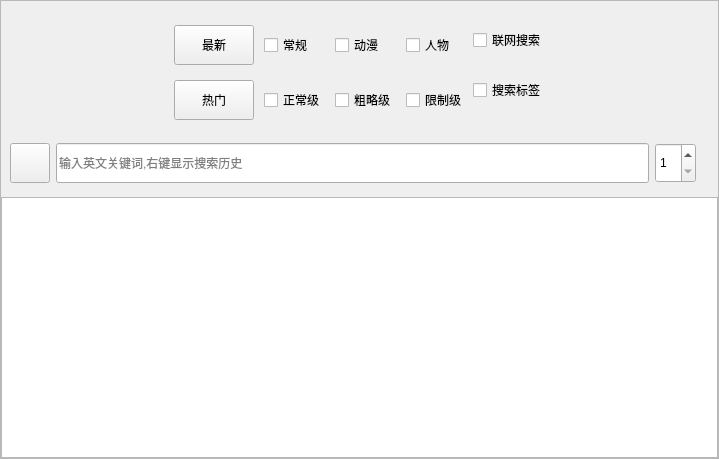
Old version of the form FrameFlow/SubAPI/WallHaven/Desktop/SearchPage/DesignFile/SearchPage.ui in the repository YUN-LJ/FrameFlow.
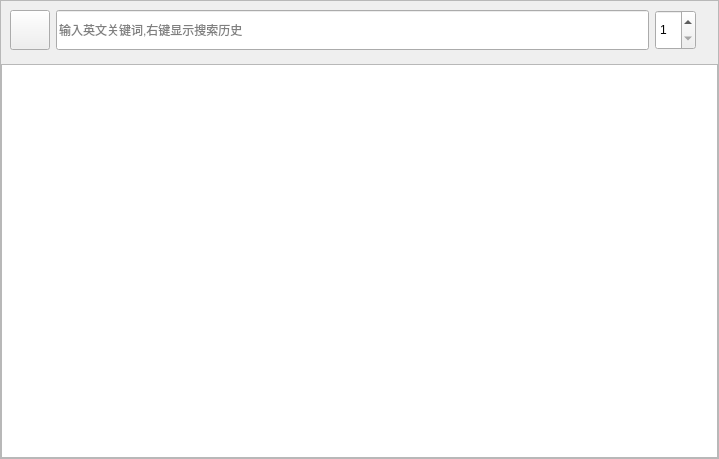
New version of the form. Custom widgets are drawn as their Qt base class.

```diff
--- a/FrameFlow/SubAPI/WallHaven/Desktop/SearchPage/DesignFile/SearchPage.ui
+++ b/FrameFlow/SubAPI/WallHaven/Desktop/SearchPage/DesignFile/SearchPage.ui
@@ -60,7 +60,7 @@
         <number>0</number>
        </property>
        <item>
-        <layout class="QVBoxLayout" name="verticalLayout" stretch="0,0,1">
+        <layout class="QVBoxLayout" name="verticalLayout" stretch="0,1">
          <property name="spacing">
           <number>5</number>
          </property>
@@ -76,194 +76,6 @@
          <property name="bottomMargin">
           <number>0</number>
          </property>
-         <item>
-          <widget class="SidebarWidget" name="widget_search_params" native="true">
-           <property name="minimumSize">
-            <size>
-             <width>0</width>
-             <height>0</height>
-            </size>
-           </property>
-           <layout class="QHBoxLayout" name="horizontalLayout_3">
-            <item>
-             <spacer name="horizontalSpacer">
-              <property name="orientation">
-               <enum>Qt::Orientation::Horizontal</enum>
-              </property>
-              <property name="sizeHint" stdset="0">
-               <size>
-                <width>40</width>
-                <height>20</height>
-               </size>
-              </property>
-             </spacer>
-            </item>
-            <item>
-             <layout class="QGridLayout" name="gridLayout">
-              <property name="topMargin">
-               <number>15</number>
-              </property>
-              <property name="horizontalSpacing">
-               <number>10</number>
-              </property>
-              <property name="verticalSpacing">
-               <number>15</number>
-              </property>
-              <item row="0" column="3">
-               <widget class="TogglePushButton" name="checkBox_people">
-                <property name="minimumSize">
-                 <size>
-                  <width>0</width>
-                  <height>40</height>
-                 </size>
-                </property>
-                <property name="text">
-                 <string>人物</string>
-                </property>
-               </widget>
-              </item>
-              <item row="0" column="1">
-               <widget class="TogglePushButton" name="checkBox_general">
-                <property name="minimumSize">
-                 <size>
-                  <width>0</width>
-                  <height>40</height>
-                 </size>
-                </property>
-                <property name="text">
-                 <string>常规</string>
-                </property>
-               </widget>
-              </item>
-              <item row="1" column="1">
-               <widget class="TogglePushButton" name="checkBox_sfw">
-                <property name="minimumSize">
-                 <size>
-                  <width>0</width>
-                  <height>40</height>
-                 </size>
-                </property>
-                <property name="text">
-                 <string>正常级</string>
-                </property>
-               </widget>
-              </item>
-              <item row="1" column="3">
-               <widget class="TogglePushButton" name="checkBox_nsfw">
-                <property name="minimumSize">
-                 <size>
-                  <width>0</width>
-                  <height>40</height>
-                 </size>
-                </property>
-                <property name="text">
-                 <string>限制级</string>
-                </property>
-               </widget>
-              </item>
-              <item row="1" column="2">
-               <widget class="TogglePushButton" name="checkBox_sketchy">
-                <property name="minimumSize">
-                 <size>
-                  <width>0</width>
-                  <height>40</height>
-                 </size>
-                </property>
-                <property name="text">
-                 <string>粗略级</string>
-                </property>
-               </widget>
-              </item>
-              <item row="0" column="2">
-               <widget class="TogglePushButton" name="checkBox_anime">
-                <property name="minimumSize">
-                 <size>
-                  <width>0</width>
-                  <height>40</height>
-                 </size>
-                </property>
-                <property name="text">
-                 <string>动漫</string>
-                </property>
-               </widget>
-              </item>
-              <item row="0" column="0">
-               <widget class="PrimaryPushButton" name="pushButton_latest">
-                <property name="minimumSize">
-                 <size>
-                  <width>0</width>
-                  <height>40</height>
-                 </size>
-                </property>
-                <property name="text">
-                 <string>最新</string>
-                </property>
-               </widget>
-              </item>
-              <item row="1" column="0">
-               <widget class="PrimaryPushButton" name="pushButton_hot">
-                <property name="minimumSize">
-                 <size>
-                  <width>0</width>
-                  <height>40</height>
-                 </size>
-                </property>
-                <property name="text">
-                 <string>热门</string>
-                </property>
-               </widget>
-              </item>
-             </layout>
-            </item>
-            <item>
-             <layout class="QVBoxLayout" name="verticalLayout_5">
-              <property name="spacing">
-               <number>0</number>
-              </property>
-              <item>
-               <widget class="SwitchButton" name="checkBox_use_network">
-                <property name="minimumSize">
-                 <size>
-                  <width>0</width>
-                  <height>40</height>
-                 </size>
-                </property>
-                <property name="text">
-                 <string>联网搜索</string>
-                </property>
-               </widget>
-              </item>
-              <item>
-               <widget class="SwitchButton" name="checkBox_use_tags">
-                <property name="minimumSize">
-                 <size>
-                  <width>0</width>
-                  <height>40</height>
-                 </size>
-                </property>
-                <property name="text">
-                 <string>搜索标签</string>
-                </property>
-               </widget>
-              </item>
-             </layout>
-            </item>
-            <item>
-             <spacer name="horizontalSpacer_2">
-              <property name="orientation">
-               <enum>Qt::Orientation::Horizontal</enum>
-              </property>
-              <property name="sizeHint" stdset="0">
-               <size>
-                <width>40</width>
-                <height>20</height>
-               </size>
-              </property>
-             </spacer>
-            </item>
-           </layout>
-          </widget>
-         </item>
          <item>
           <widget class="CardWidget" name="widget_title" native="true">
            <property name="minimumSize">
@@ -366,11 +178,6 @@
   </layout>
  </widget>
  <customwidgets>
-  <customwidget>
-   <class>SwitchButton</class>
-   <extends>QCheckBox</extends>
-   <header>qfluentwidgets.components.widgets</header>
-  </customwidget>
   <customwidget>
    <class>SmoothScrollArea</class>
    <extends>QScrollArea</extends>
@@ -392,33 +199,17 @@
    <extends>QPushButton</extends>
    <header>qfluentwidgets.components.widgets</header>
   </customwidget>
-  <customwidget>
-   <class>SidebarWidget</class>
-   <extends>QWidget</extends>
-   <header>Fun.QtWidget</header>
-   <container>1</container>
-  </customwidget>
   <customwidget>
    <class>CardWidget</class>
    <extends>QWidget</extends>
    <header>qfluentwidgets</header>
    <container>1</container>
   </customwidget>
-  <customwidget>
-   <class>PrimaryPushButton</class>
-   <extends>QPushButton</extends>
-   <header>qfluentwidgets</header>
-  </customwidget>
   <customwidget>
    <class>SpinBox</class>
    <extends>QSpinBox</extends>
    <header>qfluentwidgets</header>
   </customwidget>
-  <customwidget>
-   <class>TogglePushButton</class>
-   <extends>QCheckBox</extends>
-   <header>qfluentwidgets</header>
-  </customwidget>
   <customwidget>
    <class>BodyLabel</class>
    <extends>QLabel</extends>
```
